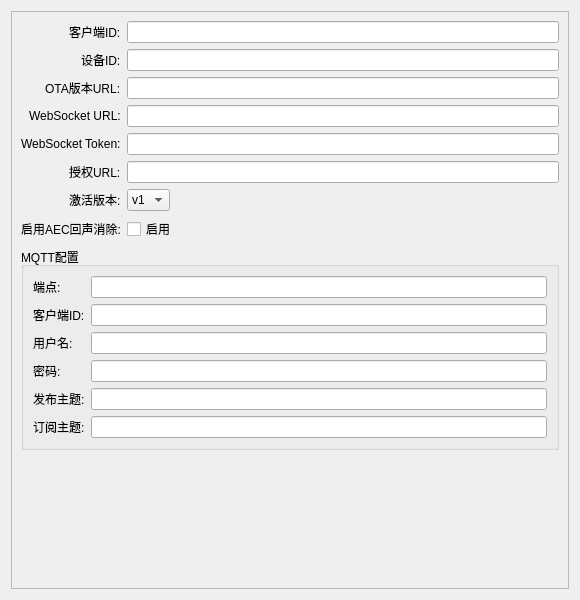
Old version of the form src/views/settings/components/system_options/system_options_widget.ui in the repository huangjunsen0406/py-xiaozhi.
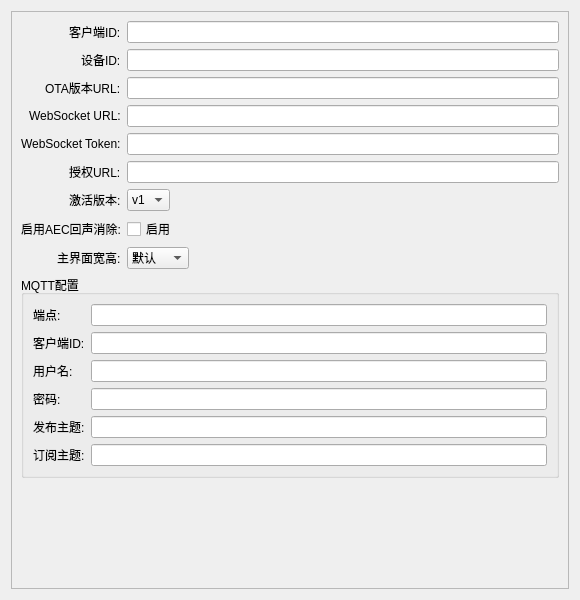
New version of the form.

Commit message:
feat: 增加窗口大小配置选项，优化显示逻辑
- 在系统选项中添加窗口大小模式选择，支持默认、75%和100%三种模式。
- 根据配置动态计算和设置窗口大小，支持全屏显示。
- 更新QML界面，确保情感加载器保持正方形并适应窗口大小。

The edit to the form file:
```diff
--- a/src/views/settings/components/system_options/system_options_widget.ui
+++ b/src/views/settings/components/system_options/system_options_widget.ui
@@ -134,7 +134,33 @@
          </property>
         </widget>
        </item>
-       <item row="8" column="0" colspan="2">
+       <item row="8" column="0">
+        <widget class="QLabel" name="label_window_size">
+         <property name="text">
+          <string>主界面宽高:</string>
+         </property>
+        </widget>
+       </item>
+       <item row="8" column="1">
+        <widget class="QComboBox" name="window_size_combo">
+         <item>
+          <property name="text">
+           <string>默认</string>
+          </property>
+         </item>
+         <item>
+          <property name="text">
+           <string>75%</string>
+          </property>
+         </item>
+         <item>
+          <property name="text">
+           <string>100%</string>
+          </property>
+         </item>
+        </widget>
+       </item>
+       <item row="9" column="0" colspan="2">
         <widget class="QGroupBox" name="mqtt_group">
          <property name="title">
           <string>MQTT配置</string>
```
The commit also changes 3 other files.
